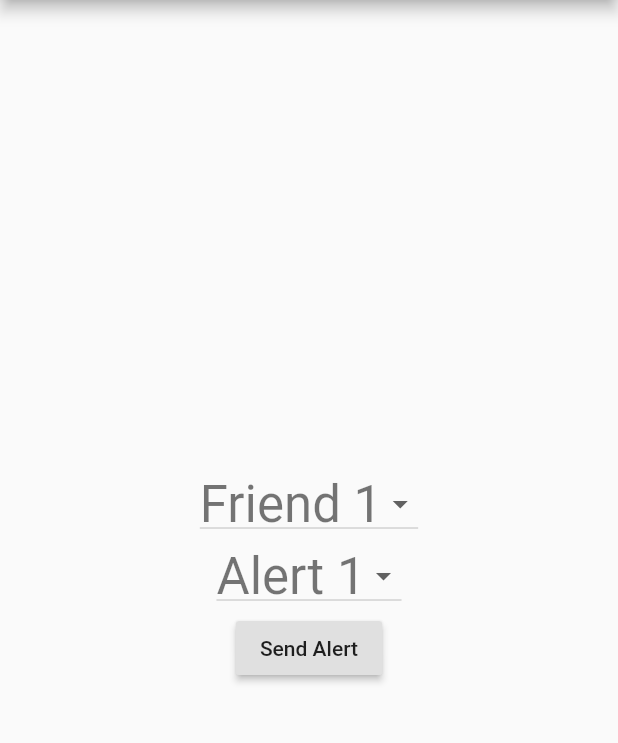
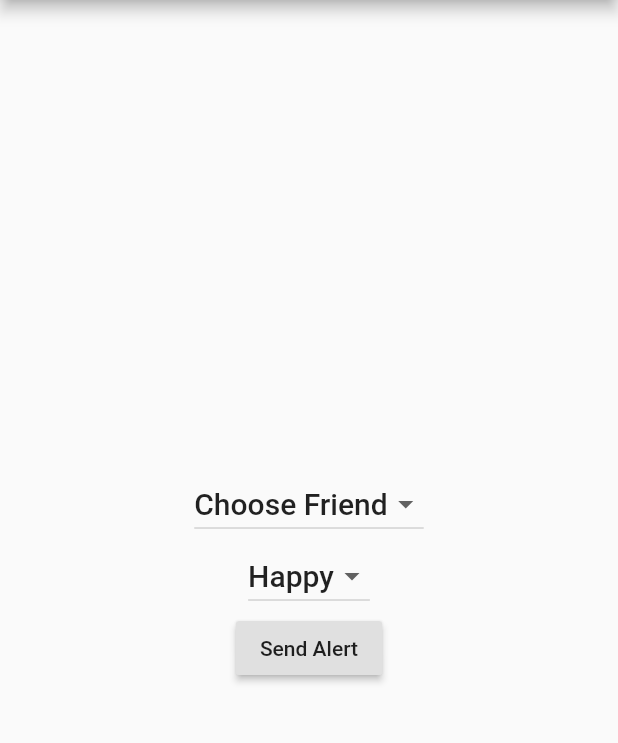
Before and after one commit to AndrewEveld/hendrix_potty, a Flutter app: the screen it shows after launch, after a tap on "Send Potty Alert", on a phone screen of 412 x 824 dp, the part 84-827 px from its top. Run offline on Flutter 3.47's test engine with Material 2 defaults, Android fonts, the phone set to English and light mode, and no system bars; our stand-ins replace string_validator.

Commit message:
Sending Screen works

```diff
--- a/lib/alert.dart
+++ b/lib/alert.dart
@@ -10,16 +10,23 @@ class Alert {
   Alert(this.isHappy, this.location, this.description);
 
   Alert.fromJson(Map<String, dynamic> jsonObject) {
-    this.isHappy = jsonObject['isHappy'] == true;
+    this.isHappy = jsonObject['isHappy'] == "true";
     this.location = jsonObject['location'];
     this.description = jsonObject['description'];
   }
 
   String toJson() {
-    return '{"isHappy": $isHappy, '
+    return '{"isHappy": "$isHappy", '
         '"location": "$location", '
         '"description": "$description"}';
   }
+
+  bool operator == (dynamic other) =>
+      other != null && other is Alert && other.isHappy == isHappy && other.location == location;
+
+  @override
+  int get hashCode => super.hashCode;
+
 }
 
 class AlertList extends JsonConvertible{
--- a/lib/alert_screen.dart
+++ b/lib/alert_screen.dart
@@ -1,6 +1,8 @@
 import 'package:flutter/material.dart';
 import 'package:hendrix_potty/friend.dart';
 import 'package:hendrix_potty/friend_list.dart';
+
+import 'alert.dart';
 
 class AlertPage extends StatefulWidget {
   AlertPage({Key key, this.title}) : super(key: key);
@@ -26,14 +28,17 @@ class _AlertPageState extends State<AlertPage> {
   @override
   Widget build(BuildContext context) {
     // TODO: implement friend get from storage
-    final String args = ModalRoute.of(context).settings.arguments;
+    final Alert args = ModalRoute.of(context).settings.arguments;
     return Scaffold(
       body: Center(
         child: Column(
           mainAxisAlignment: MainAxisAlignment.center,
           children: <Widget> [
             Flexible(
-                child: new Text("You have received a potty alert of $args in the location ______ from ______", style: Theme.of(context).textTheme.headline4)),
+                child: new Text("You have received a potty alert of " +
+                    (args.isHappy ? "'Happy'" : "'Sad'") + " in the location '" +
+                    args.location + "' with description '" + args.description + "'.",
+                    style: Theme.of(context).textTheme.headline4)),
             RaisedButton(
               onPressed: () {
                 // SAVE POTTY ALERT SOMEHOW USING JSON FILES
--- a/lib/friend.dart
+++ b/lib/friend.dart
@@ -1,4 +1,7 @@
+import 'dart:core';
 import 'dart:io';
+
+import 'alert.dart';
 
 const int ourPort = 6666;
 
@@ -13,10 +16,10 @@ class Friend {
     this.name = jsonObject['name'];
   }
 
-  Future<SocketOutcome> sendTo(String message) async {
+  Future<SocketOutcome> sendTo(Alert message) async {
     try {
       Socket socket = await Socket.connect(ipAddress, ourPort);
-      socket.write(message);
+      socket.write(message.toJson());
       socket.close();
       return SocketOutcome();
     } on SocketException catch (e) {
@@ -32,6 +35,11 @@ class Friend {
     return jsonString;
   }
 
+  bool operator == (dynamic other) =>
+      other != null && other is Friend && other.name == name && other.ipAddress == ipAddress;
+
+  @override
+  int get hashCode => super.hashCode;
 }
 
 class SocketOutcome {
--- a/lib/send_receive.dart
+++ b/lib/send_receive.dart
@@ -1,14 +1,16 @@
+import 'dart:convert';
 import 'dart:io';
 
 import 'dart:typed_data';
 
+import 'alert.dart';
 import 'friend.dart';
 import 'package:flutter/material.dart';
 
 
 class SendReceive {
   int ourPort = 6666;
-  String receivedString;
+  Alert receivedAlert;
 
   Future<String> setupServer(BuildContext context) async {
     try {
@@ -16,34 +18,34 @@ class SendReceive {
       ServerSocket server =
       await ServerSocket.bind(InternetAddress.anyIPv4, ourPort);
       server.listen((data) {
-        receivedString = _listenToSocket(data, context);
+        receivedAlert = _listenToSocket(data, context);
       }); // StreamSubscription<Socket>
-      return receivedString;
+      return "Alert received";
     } on SocketException catch (e) {
       return e.message;
     }
   }
 
-   String _listenToSocket(Socket socket, BuildContext context) {
-    String dataReceived;
+   Alert _listenToSocket(Socket socket, BuildContext context) {
+    Alert dataReceived;
     socket.listen((data) {
       dataReceived = _handleIncomingMessage(socket.address.address, data, context);
     });
     return dataReceived;
   }
 
-   String _handleIncomingMessage(String ip, Uint8List incomingData, BuildContext context) {
-    String received = String.fromCharCodes(incomingData);
+   Alert _handleIncomingMessage(String ip, Uint8List incomingData, BuildContext context) {
+    Alert received = Alert.fromJson(jsonDecode(String.fromCharCodes(incomingData)));
     print("Received '$received' from '$ip'");
     Navigator.pushNamed(context, "/alert", arguments: received);
     return received;
   }
 
-  Future<void> send(String alert, Friend friendToSend) async {
+  Future<void> send(Alert alert, Friend friendToSend) async {
     return await sendToCurrentFriend(alert, friendToSend);
   }
 
-  Future<String> sendToCurrentFriend(String pottyAlert, Friend friendToSend) async {
+  Future<String> sendToCurrentFriend(Alert pottyAlert, Friend friendToSend) async {
     print("in function");
       print("about to send");
       SocketOutcome sent = await friendToSend.sendTo(pottyAlert);
--- a/lib/sending_screen.dart
+++ b/lib/sending_screen.dart
@@ -1,7 +1,10 @@
+import 'dart:io';
+
 import 'package:flutter/material.dart';
 import 'package:hendrix_potty/read_and_write_data.dart';
 import 'package:hendrix_potty/send_receive.dart';
 
+import 'alert.dart';
 import 'friend.dart';
 import 'friend_list.dart';
 
@@ -24,17 +27,44 @@ class SendingPage extends StatefulWidget {
 }
 
 class _SendingPageState extends State<SendingPage> {
-  List alertList;
-  List friends;
-  String currentAlert = "Alert 1";
-  String currentFriend = "Friend 1";
+  AlertList alertList;
+  FriendList friends;
+  Alert currentAlert;
+  Friend currentFriend = Friend("none", "Choose Friend");
   TextStyle _ts;
 
+  @override
+  void initState() {
+    alertList = AlertList();
+    friends = FriendList();
+    super.initState();
+    loadAlertsFromMemory().then((memoryAlerts) {
+      setState(() {
+        alertList = memoryAlerts;
+        if (alertList.alerts.isEmpty) {
+          alertList.addAlert(Alert(true, "Choose Potty Alert", "Example"));
+          currentAlert = alertList.alerts[0];
+        } else {
+          currentAlert = alertList.alerts[0];
+        }
+      });
+    });
+    loadFriendsFromMemory().then((memoryFriends) {
+      setState(() {
+        friends = memoryFriends;
+        if (friends.friends.isEmpty) {
+          friends.addFriend(Friend("none", "Choose Friend"));
+          currentFriend = friends.friends[0];
+        } else {
+          currentFriend = friends.friends[0];
+        }
+      });
+    });
+  }
 
   @override
   Widget build(BuildContext context) {
-    _ts = Theme.of(context).textTheme.headline4;
-    friends = ["Friend 1","Friend 2","Friend 3"];
+    _ts = Theme.of(context).textTheme.headline6;
 
     return Scaffold(
       appBar: AppBar(
@@ -47,18 +77,18 @@ class _SendingPageState extends State<SendingPage> {
           children: <Widget>[
             DropdownButton(
               value: currentFriend,
-              onChanged: (String newFriend) {
+              onChanged: (Friend newFriend) {
                 setState(() {
-                  print("Type changed to " + newFriend);
+                  print("Type changed to " + newFriend.name);
                   currentFriend = newFriend;
                 });
               },
-              items: ["Friend 1","Friend 2","Friend 3"].map((String currentFriend) {
+              items: friends.friends.map((Friend currentFriend) {
                 return DropdownMenuItem(
                   value: currentFriend,
                   child: Row(
                     children: <Widget>[
-                      Text(currentFriend, style: _ts),
+                      Text(currentFriend.name, style: _ts),
                     ],
                   ),
                 );
@@ -67,18 +97,20 @@ class _SendingPageState extends State<SendingPage> {
             ),
             DropdownButton(
               value: currentAlert,
-              onChanged: (String newAlert) {
+              onChanged: (Alert newAlert) {
                 setState(() {
-                  print("Type changed to " + newAlert);
+                  print("Type changed to " + newAlert.description);
                   currentAlert = newAlert;
                 });
               },
-              items: ["Alert 1","Alert 2","Alert 3"].map((String currentAlert) {
+              items: alertList.alerts.map((Alert currentAlert) {
                 return DropdownMenuItem(
                   value: currentAlert,
                   child: Row(
                     children: <Widget>[
-                      Text(currentAlert, style: _ts),
+                      Text(currentAlert.isHappy ? "Happy" : "Sad" + ": " +
+                          currentAlert.location + ": " +
+                          currentAlert.description, style: _ts),
                     ],
                   ),
                 );
@@ -87,7 +119,7 @@ class _SendingPageState extends State<SendingPage> {
             ),
             RaisedButton(
               onPressed: () {
-                SendReceive().send("Happy", Friend("127.0.0.1", "Self"));
+                SendReceive().send(currentAlert, currentFriend);
                 Navigator.pop(context);
               },
               child: Text("Send Alert"),
@@ -103,4 +135,11 @@ class _SendingPageState extends State<SendingPage> {
     toReturn = await ReadAndWriteData().readData(toReturn, "FriendListFile");
     return toReturn;
   }
+
+  Future<AlertList> loadAlertsFromMemory() async {
+    AlertList toReturn = AlertList();
+    toReturn = await ReadAndWriteData().readData(toReturn, "AlertListFile");
+    print(toReturn.alerts);
+    return toReturn;
+  }
 }
```
